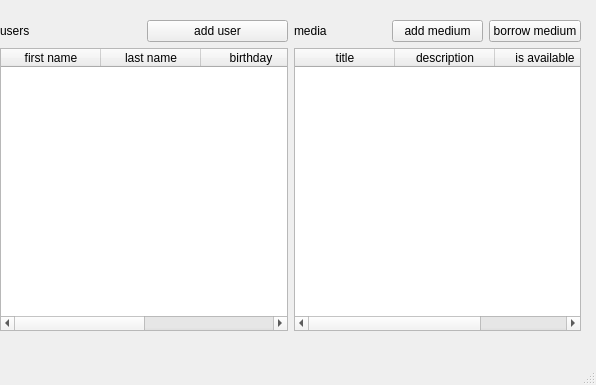
The window that mainwindow.ui (alexinatra2/prog2-beleg-qt) describes before a commit, drawn with Qt 5.
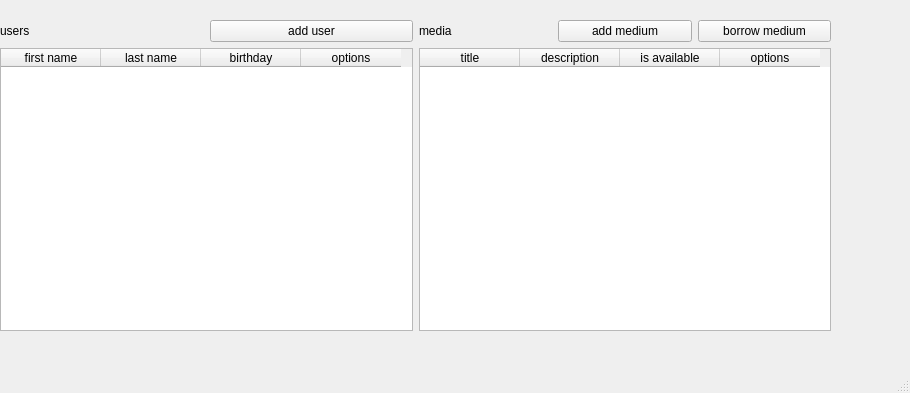
The same window after the commit.

Commit message: ADD implemented base add methods for different dialogs

Patch:
```diff
--- a/mainwindow.ui
+++ b/mainwindow.ui
@@ -6,8 +6,8 @@
    <rect>
     <x>0</x>
     <y>0</y>
-    <width>596</width>
-    <height>385</height>
+    <width>910</width>
+    <height>393</height>
    </rect>
   </property>
   <property name="windowTitle">
@@ -19,7 +19,7 @@
      <rect>
       <x>0</x>
       <y>20</y>
-      <width>581</width>
+      <width>831</width>
       <height>311</height>
      </rect>
     </property>
@@ -114,6 +114,11 @@
            <string>is available</string>
           </property>
          </column>
+         <column>
+          <property name="text">
+           <string>options</string>
+          </property>
+         </column>
         </widget>
        </item>
       </layout>
```
Left out of the diff: 2 changed lines with no effect on the pictures. The commit also changes 7 other files.
